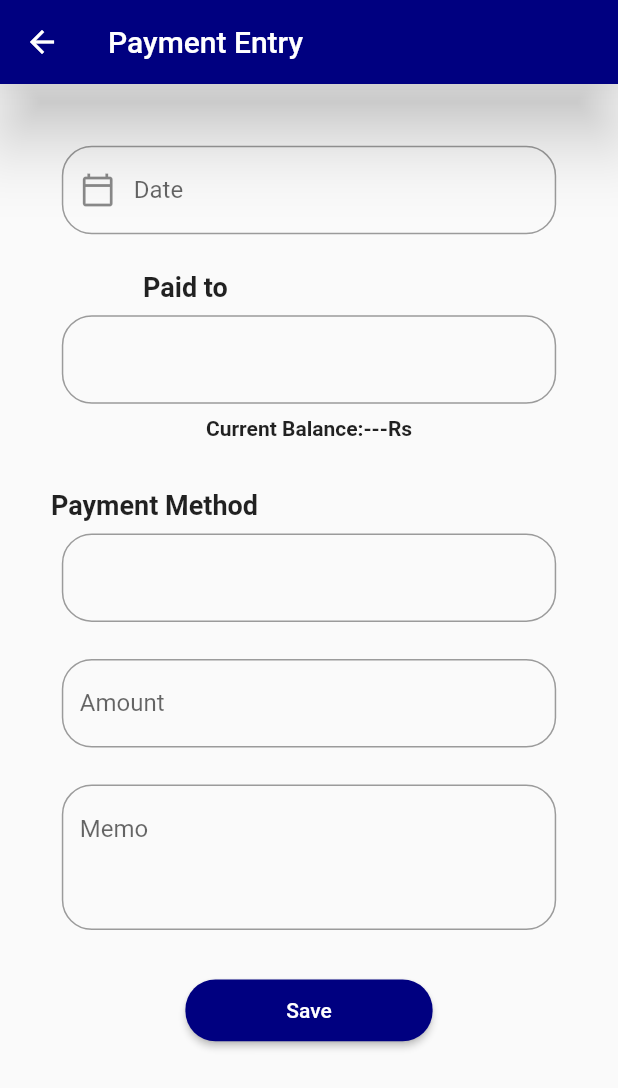
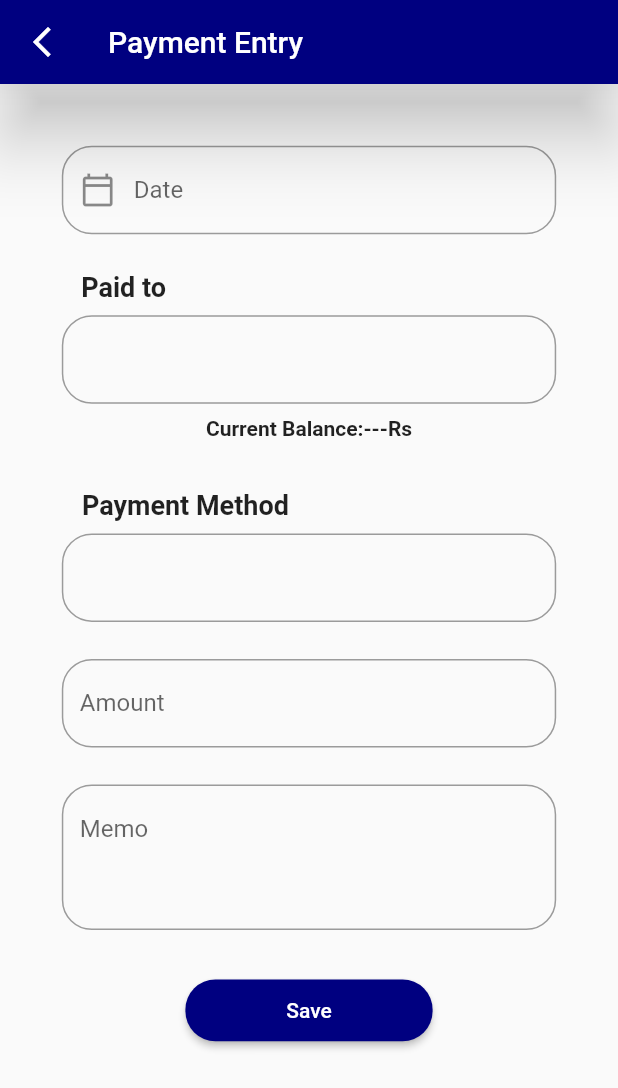
Before and after one commit to abdhanan72/spacc_office, a Flutter app: the Item screen opened directly, on a phone screen of 412 x 824 dp. Shown: the top 1088 px of the screen. Run offline on Flutter 3.47's test engine with Material 2 defaults, Android fonts, the phone set to English and light mode, and no system bars; our stand-ins replace internet_connection_checker, lottie, shared_preferences; missing offline and left inert: open_settings; accounts and stored records are empty.

Commit message:
payment ready

```diff
--- a/lib/item.dart
+++ b/lib/item.dart
@@ -3,6 +3,7 @@ import 'package:flutter/cupertino.dart';
 import 'package:http/http.dart' as http;
 import 'package:flutter/material.dart';
 import 'package:shared_preferences/shared_preferences.dart';
+import 'package:spacc_office/home.dart';
 import 'package:spacc_office/models/itemodel.dart';
 import 'package:lottie/lottie.dart';
 import 'package:intl/intl.dart';
@@ -129,8 +130,19 @@ class _ItemState extends State<Item> {
     var mediaquery = MediaQuery.of(context);
     return Scaffold(
         appBar: AppBar(
+          automaticallyImplyLeading: false,
           elevation: 20,
           title: const Text('Payment Entry'),
+          leading: IconButton(
+            icon: Icon(Icons.arrow_back_ios_new),
+            onPressed: () {
+              Navigator.push(
+                  context,
+                  MaterialPageRoute(
+                    builder: (context) => HomePage(),
+                  ));
+            },
+          ),
         ),
         body: SafeArea(
             child: SingleChildScrollView(
@@ -172,7 +184,7 @@ class _ItemState extends State<Item> {
                 height: mediaquery.size.height * 0.03,
               ),
               Padding(
-                padding: EdgeInsets.only(right: mediaquery.size.width * 0.4),
+                padding: EdgeInsets.only(right: mediaquery.size.width * 0.6),
                 child: const Text(
                   'Paid to',
                   style: TextStyle(fontSize: 18, fontWeight: FontWeight.bold),
@@ -333,7 +345,7 @@ class _ItemState extends State<Item> {
                 height: mediaquery.size.height * 0.04,
               ),
               Padding(
-                padding: EdgeInsets.only(right: mediaquery.size.width * 0.5),
+                padding: EdgeInsets.only(right: mediaquery.size.width * 0.4),
                 child: const Text(
                   'Payment Method',
                   style: TextStyle(fontSize: 18, fontWeight: FontWeight.bold),
```
